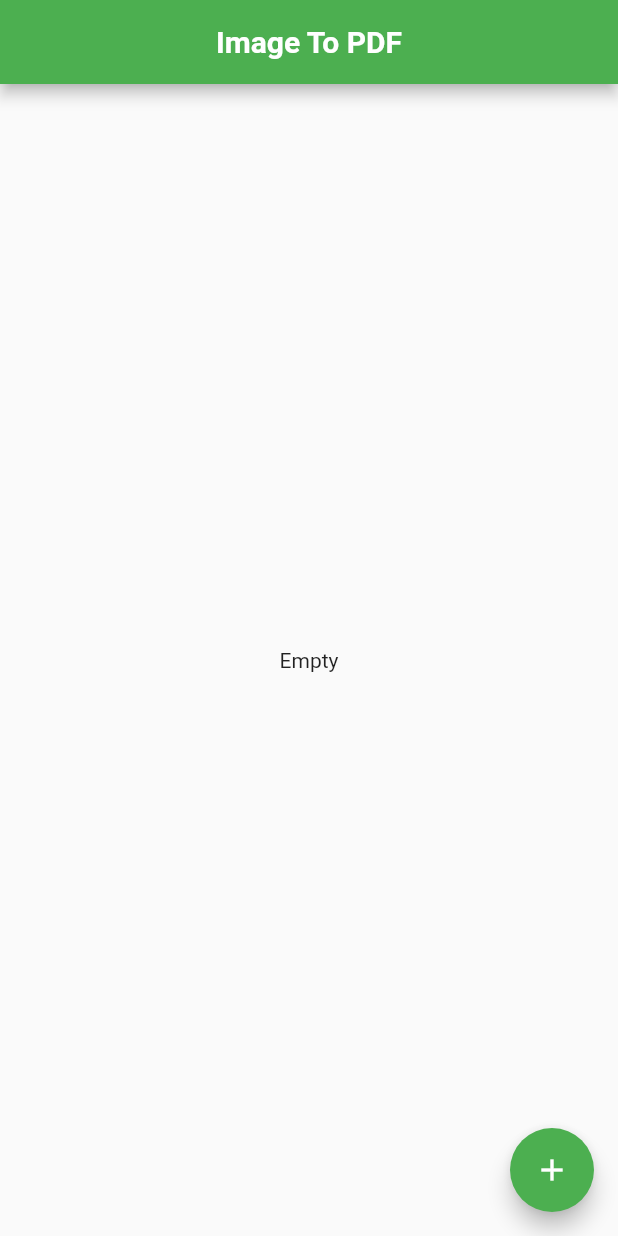
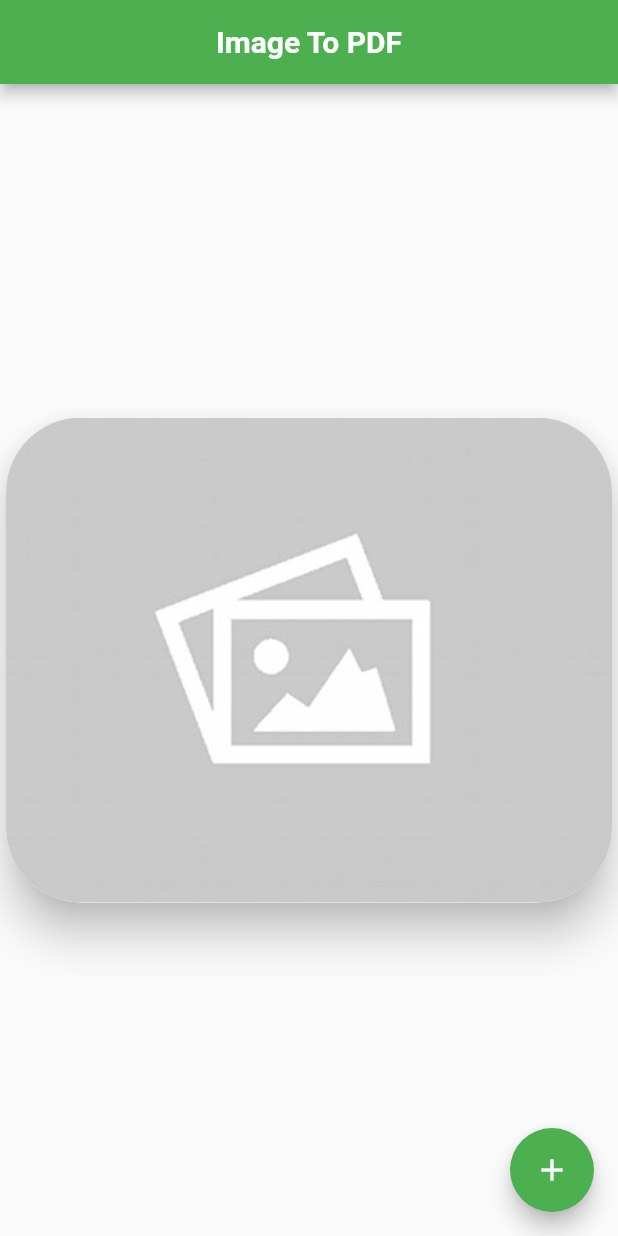
Before and after one commit to Maxvyr/Image_to_PDF, a Flutter app: the screen it shows after launch, on a phone screen of 412 x 824 dp. Run offline on Flutter 3.47's test engine with Material 2 defaults, Android fonts, the phone set to English and light mode, and no system bars; our stand-ins replace flutter_svg, image_picker, open_file, pdf.

Commit message:
design home page

```diff
--- a/analysis_options.yaml
+++ b/analysis_options.yaml
@@ -49,3 +49,5 @@ linter:
     prefer_equal_for_default_values: false
 
     directives_ordering: false
+
+    prefer_const_literals_to_create_immutables: false
--- a/lib/views/home_page.dart
+++ b/lib/views/home_page.dart
@@ -1,6 +1,7 @@
 import 'dart:io';
 
 import 'package:flutter/material.dart';
+import 'package:flutter_svg/flutter_svg.dart';
 import 'package:image_picker/image_picker.dart';
 import 'package:image_to_pdf/views/pdf_generate_page.dart';
 
@@ -11,7 +12,6 @@ class MyHomePage extends StatefulWidget {
 
 class _MyHomePageState extends State<MyHomePage> {
   XFile? _imageFile;
-  final _radius = 50.0;
 
   @override
   Widget build(BuildContext context) {
@@ -26,48 +26,10 @@ class _MyHomePageState extends State<MyHomePage> {
         ),
       ),
       body: Center(
-          child: (_imageFile == null)
-              ? const Text(
-                  "Empty",
-                )
-              : SingleChildScrollView(
-                  child: Column(
-                    children: [
-                      Card(
-                        elevation: 12.0,
-                        shape: RoundedRectangleBorder(
-                          borderRadius: BorderRadius.circular(_radius),
-                        ),
-                        child: SizedBox(
-                          height: MediaQuery.of(context).size.height * 0.7,
-                          child: ClipRRect(
-                            borderRadius: BorderRadius.circular(_radius),
-                            child: Image.file(
-                              File(_imageFile!.path),
-                            ),
-                          ),
-                        ),
-                      ),
-                      const SizedBox(
-                        height: 20.0,
-                      ),
-                      ElevatedButton(
-                        onPressed: () {
-                          Navigator.push(
-                            context,
-                            MaterialPageRoute(
-                              builder: (context) =>
-                                  PdfGeneratePapge(_imageFile!),
-                            ),
-                          );
-                        },
-                        child: const Text(
-                          'Go to pdf',
-                        ),
-                      ),
-                    ],
-                  ),
-                )),
+        child: (_imageFile == null)
+            ? ViewImageEmpty()
+            : ViewImageSelected(_imageFile!),
+      ),
       floatingActionButton: FloatingActionButton(
         onPressed: _pickImage,
         tooltip: 'Increment',
@@ -90,3 +52,80 @@ class _MyHomePageState extends State<MyHomePage> {
     }
   }
 }
+
+class ViewImageEmpty extends StatelessWidget {
+  @override
+  Widget build(BuildContext context) {
+    const _radius = 50.0;
+    return Card(
+      elevation: 12.0,
+      shape: RoundedRectangleBorder(
+        borderRadius: BorderRadius.circular(_radius),
+      ),
+      child: SizedBox(
+        child: ClipRRect(
+          borderRadius: BorderRadius.circular(_radius),
+          child: Image.asset(
+            "assets/img/empty.jpg",
+          ),
+        ),
+      ),
+    );
+  }
+}
+
+class ViewImageSelected extends StatelessWidget {
+  final XFile imageFile;
+  const ViewImageSelected(this.imageFile);
+
+  @override
+  Widget build(BuildContext context) {
+    const _radius = 50.0;
+    return SingleChildScrollView(
+      child: Column(
+        children: [
+          Card(
+            elevation: 12.0,
+            shape: RoundedRectangleBorder(
+              borderRadius: BorderRadius.circular(_radius),
+            ),
+            child: SizedBox(
+              height: MediaQuery.of(context).size.height * 0.7,
+              child: ClipRRect(
+                borderRadius: BorderRadius.circular(_radius),
+                child: Image.file(
+                  File(imageFile.path),
+                ),
+              ),
+            ),
+          ),
+          const SizedBox(
+            height: 20.0,
+          ),
+          ElevatedButton(
+            onPressed: () {
+              Navigator.push(
+                context,
+                MaterialPageRoute(
+                  builder: (context) => PdfGeneratePapge(imageFile),
+                ),
+              );
+            },
+            child: SizedBox(
+              width: MediaQuery.of(context).size.width * 0.3,
+              child: const Center(
+                child: Text(
+                  "Go to pdf",
+                  style: TextStyle(
+                    fontSize: 16.0,
+                    fontWeight: FontWeight.w600,
+                  ),
+                ),
+              ),
+            ),
+          ),
+        ],
+      ),
+    );
+  }
+}
--- a/pubspec.yaml
+++ b/pubspec.yaml
@@ -24,6 +24,7 @@ dependencies:
   cupertino_icons:
   flutter:
     sdk: flutter
+  flutter_svg:
   image_picker:
   intl:
   open_file:
```
Also changed, not shown: assets/img/empty.jpg (added), pubspec.lock.
